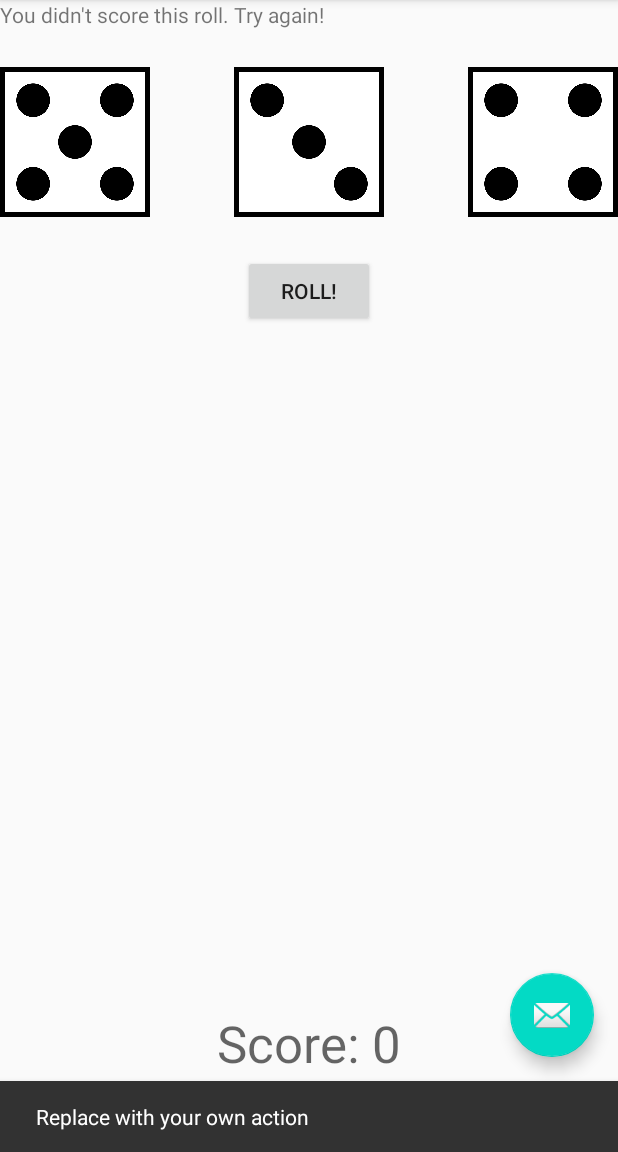
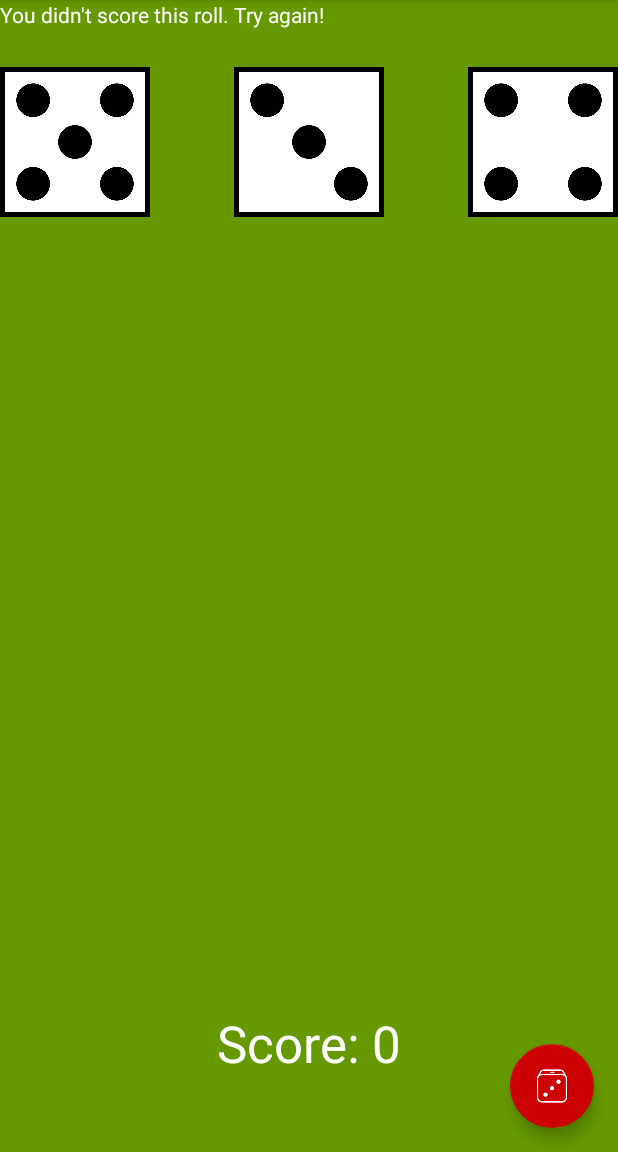
Before and after one commit to offie321/DiceOut, an Android app: the screen it shows after launch (MainActivity), after a tap on an icon or button, on a phone screen of 412 x 824 dp, the part 84-1236 px from its top. Run offline under Robolectric (Android 15) with nearby library versions, the phone set to English and light mode, and no system bars; 1 other tap on this screen came first.

Commit message:
Use Material Design button.
Ik heb de knop Roll! verwijderd.
De knop rechtonderin werkt nu als roll knop.
En de kleur van de knop is veranderd.

Add design.
Ik heb de achtergrondkleur van de app veranderd naar groen.
En de kleur van de tekst linksboven en de  kleur van de score tekst veranderd naar wit.

```diff
--- a/app/src/main/java/example/com/MainActivity.java
+++ b/app/src/main/java/example/com/MainActivity.java
@@ -28,8 +28,6 @@ public class MainActivity extends AppCompatActivity {
     //field to hold the roll result text.
     TextView rollResult;
 
-    //field to hold the roll button
-    Button rollButton;
 
     //field to hold the score
     int score;
@@ -62,8 +60,7 @@ public class MainActivity extends AppCompatActivity {
         fab.setOnClickListener(new View.OnClickListener() {
             @Override
             public void onClick(View view) {
-                Snackbar.make(view, "Replace with your own action", Snackbar.LENGTH_LONG)
-                        .setAction("Action", null).show();
+                rollDice(view);
             }
         });
 
@@ -71,7 +68,6 @@ public class MainActivity extends AppCompatActivity {
         score = 0;
 
         rollResult = findViewById(R.id.rollResult);
-        rollButton = findViewById(R.id.rollButton);
         scoreText = (TextView) findViewById(R.id.scoreText);
 
         //create greeting
--- a/app/src/main/res/layout/activity_main.xml
+++ b/app/src/main/res/layout/activity_main.xml
@@ -28,6 +28,7 @@
         android:layout_height="wrap_content"
         android:layout_gravity="bottom|end"
         android:layout_margin="@dimen/fab_margin"
-        app:srcCompat="@android:drawable/ic_dialog_email" />
+        app:backgroundTint="@android:color/holo_red_dark"
+        app:srcCompat="@drawable/dice_100px" />
 
 </androidx.coordinatorlayout.widget.CoordinatorLayout>
--- a/app/src/main/res/layout/content_main.xml
+++ b/app/src/main/res/layout/content_main.xml
@@ -3,6 +3,7 @@
     xmlns:app="http://schemas.android.com/apk/res-auto"
     android:layout_width="match_parent"
     android:layout_height="match_parent"
+    android:background="@android:color/holo_green_dark"
     app:layout_behavior="@string/appbar_scrolling_view_behavior">
 
 
@@ -10,18 +11,8 @@
         android:id="@+id/rollResult"
         android:layout_width="wrap_content"
         android:layout_height="wrap_content"
-        android:text="@string/hello_first_fragment" />
-
-    <Button
-        android:id="@+id/rollButton"
-        android:layout_width="wrap_content"
-        android:layout_height="wrap_content"
-        android:layout_below="@+id/die2Image"
-        android:layout_centerHorizontal="true"
-        android:layout_marginTop="25dp"
-        android:onClick="rollDice"
-        android:text="@string/roll" />
-
+        android:text="@string/hello_first_fragment"
+        android:textColor="@android:color/white" />
 
 
     <androidx.fragment.app.FragmentContainerView
@@ -37,8 +28,8 @@
         android:layout_below="@id/rollResult"
         android:layout_alignParentStart="true"
         android:layout_marginTop="25dp"
-        android:src="@drawable/die_1"
-        android:contentDescription="@string/imagedie1" />
+        android:contentDescription="@string/imagedie1"
+        android:src="@drawable/die_1" />
 
     <ImageView
         android:id="@+id/die2Image"
@@ -47,8 +38,8 @@
         android:layout_below="@id/rollResult"
         android:layout_centerHorizontal="true"
         android:layout_marginTop="25dp"
-        android:src="@drawable/die_1"
-        android:contentDescription="@string/imagedie2" />
+        android:contentDescription="@string/imagedie2"
+        android:src="@drawable/die_1" />
 
     <ImageView
         android:id="@+id/die3Image"
@@ -57,8 +48,8 @@
         android:layout_below="@id/rollResult"
         android:layout_alignParentEnd="true"
         android:layout_marginTop="25dp"
-        android:src="@drawable/die_1"
-        android:contentDescription="@string/imagedie3" />
+        android:contentDescription="@string/imagedie3"
+        android:src="@drawable/die_1" />
 
     <TextView
         android:id="@+id/scoreText"
@@ -68,7 +59,8 @@
         android:layout_centerHorizontal="true"
         android:layout_marginBottom="50dp"
         android:text="Score: 0"
-        android:textAppearance="@style/TextAppearance.AppCompat.Display1" />
+        android:textAppearance="@style/TextAppearance.AppCompat.Display1"
+        android:textColor="@android:color/white" />
 
 
 </RelativeLayout>
```
Also changed, not shown: app/src/main/res/drawable-v24/dice_100px.png (added).
